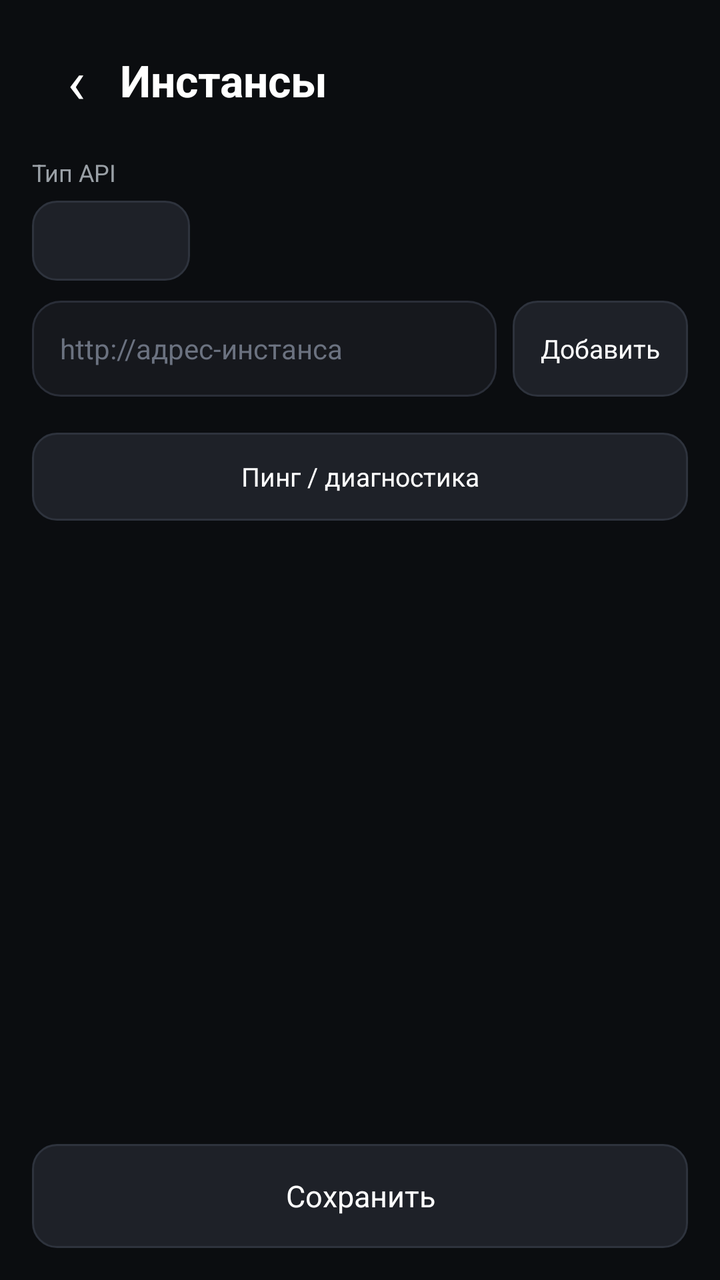
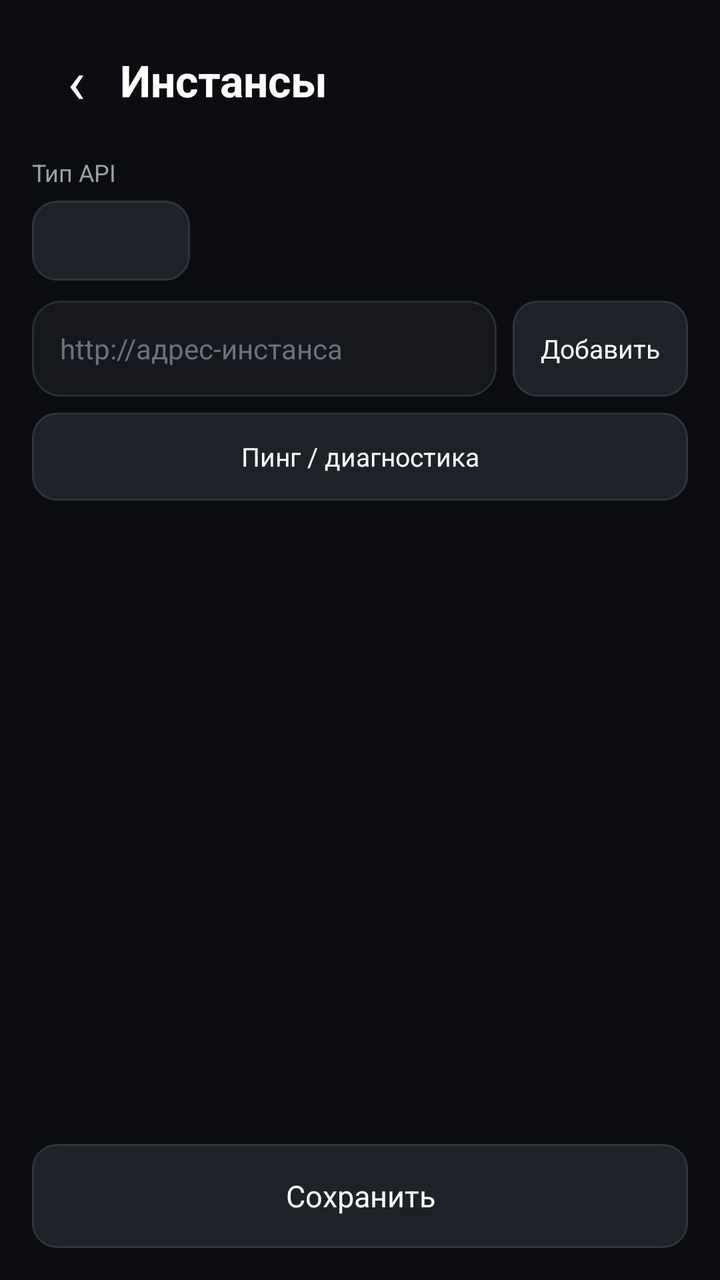

Two renders of the same Android screen: before a commit and after it. Below are the layout's source before the change and the commit's diff.
<!-- AndroidManifest.xml: activity theme ModernTheme -->
<!-- res/layout/activity_modern_instances.xml -->
<?xml version="1.0" encoding="utf-8"?>
<LinearLayout xmlns:android="http://schemas.android.com/apk/res/android"
    android:layout_width="match_parent"
    android:layout_height="match_parent"
    android:orientation="vertical"
    android:background="#0B0D10"
    android:padding="16dp">

    <LinearLayout
        android:layout_width="match_parent"
        android:layout_height="48dp"
        android:orientation="horizontal"
        android:gravity="center_vertical">

        <TextView
            android:id="@+id/modern_inst_back"
            android:layout_width="44dp"
            android:layout_height="match_parent"
            android:gravity="center"
            android:text="‹"
            android:textColor="#FFFFFF"
            android:textSize="30sp"
            android:focusable="true"
            android:clickable="true" />

        <TextView
            android:layout_width="wrap_content"
            android:layout_height="wrap_content"
            android:text="@string/modern_instances_title"
            android:textColor="#FFFFFF"
            android:textSize="22sp"
            android:textStyle="bold" />
    </LinearLayout>

    <TextView
        android:layout_width="match_parent"
        android:layout_height="wrap_content"
        android:layout_marginTop="14dp"
        android:text="@string/modern_instances_type_label"
        android:textColor="#9AA0A6"
        android:textSize="12sp" />

    <LinearLayout
        android:layout_width="match_parent"
        android:layout_height="40dp"
        android:layout_marginTop="6dp"
        android:orientation="horizontal">

        <TextView
            android:id="@+id/modern_inst_tab_0"
            android:layout_width="0dp"
            android:layout_height="40dp"
            android:layout_weight="1"
            android:layout_marginRight="4dp"
            android:background="@drawable/modern_chip_bg"
            android:gravity="center"
            android:singleLine="true"
            android:ellipsize="end"
            android:paddingLeft="3dp"
            android:paddingRight="3dp"
            android:textColor="#FFFFFF"
            android:textSize="11sp"
            android:focusable="true"
            android:clickable="true" />

        <TextView
            android:id="@+id/modern_inst_tab_1"
            android:layout_width="0dp"
            android:layout_height="40dp"
            android:layout_weight="1"
            android:layout_marginRight="4dp"
            android:gravity="center"
            android:singleLine="true"
            android:ellipsize="end"
            android:paddingLeft="3dp"
            android:paddingRight="3dp"
            android:textColor="#9AA0A6"
            android:textSize="11sp"
            android:focusable="true"
            android:clickable="true" />

        <TextView
            android:id="@+id/modern_inst_tab_2"
            android:layout_width="0dp"
            android:layout_height="40dp"
            android:layout_weight="1"
            android:layout_marginRight="4dp"
            android:gravity="center"
            android:singleLine="true"
            android:ellipsize="end"
            android:paddingLeft="3dp"
            android:paddingRight="3dp"
            android:textColor="#9AA0A6"
            android:textSize="11sp"
            android:focusable="true"
            android:clickable="true" />

        <TextView
            android:id="@+id/modern_inst_tab_3"
            android:layout_width="0dp"
            android:layout_height="40dp"
            android:layout_weight="1"
            android:gravity="center"
            android:singleLine="true"
            android:ellipsize="end"
            android:paddingLeft="3dp"
            android:paddingRight="3dp"
            android:textColor="#9AA0A6"
            android:textSize="11sp"
            android:focusable="true"
            android:clickable="true" />
    </LinearLayout>

    <LinearLayout
        android:layout_width="match_parent"
        android:layout_height="wrap_content"
        android:layout_marginTop="10dp"
        android:orientation="horizontal"
        android:gravity="center_vertical">

        <EditText
            android:id="@+id/modern_inst_input"
            android:layout_width="0dp"
            android:layout_height="48dp"
            android:layout_weight="1"
            android:background="@drawable/modern_card_bg"
            android:gravity="center_vertical"
            android:hint="@string/modern_instances_hint"
            android:inputType="textUri"
            android:paddingLeft="14dp"
            android:paddingRight="14dp"
            android:singleLine="true"
            android:textColor="#FFFFFF"
            android:textColorHint="#6B7280"
            android:textSize="14sp" />

        <Button
            android:id="@+id/modern_inst_add"
            android:layout_width="wrap_content"
            android:layout_height="48dp"
            android:layout_marginLeft="8dp"
            android:background="@drawable/modern_chip_bg"
            android:minWidth="0dp"
            android:minHeight="0dp"
            android:paddingLeft="14dp"
            android:paddingRight="14dp"
            android:text="@string/modern_instances_add"
            android:textAllCaps="false"
            android:textColor="#FFFFFF"
            android:textSize="13sp" />
    </LinearLayout>

    <FrameLayout
        android:layout_width="match_parent"
        android:layout_height="0dp"
        android:layout_weight="1"
        android:layout_marginTop="10dp">

        <Button
            android:id="@+id/modern_inst_ping"
            android:layout_width="match_parent"
            android:layout_height="44dp"
            android:layout_marginTop="8dp"
            android:text="Пинг / диагностика"
            android:textColor="#FFFFFF"
            android:textSize="13sp"
            android:textAllCaps="false"
            android:background="@drawable/modern_chip_bg" />

        <TextView
            android:id="@+id/modern_inst_ping_status"
            android:layout_width="match_parent"
            android:layout_height="wrap_content"
            android:layout_marginTop="4dp"
            android:textColor="#9AA0A6"
            android:textSize="12sp" />

        <ScrollView
            android:layout_width="match_parent"
            android:layout_height="match_parent"
            android:fillViewport="true">

            <LinearLayout
                android:id="@+id/modern_inst_list"
                android:layout_width="match_parent"
                android:layout_height="wrap_content"
                android:orientation="vertical" />
        </ScrollView>

        <TextView
            android:id="@+id/modern_inst_empty"
            android:layout_width="wrap_content"
            android:layout_height="wrap_content"
            android:layout_gravity="center"
            android:text="@string/modern_instances_empty"
            android:textColor="#9AA0A6"
            android:textSize="14sp"
            android:visibility="gone" />
    </FrameLayout>

    <Button
        android:id="@+id/modern_inst_save"
        android:layout_width="match_parent"
        android:layout_height="52dp"
        android:layout_marginTop="10dp"
        android:background="@drawable/modern_chip_bg"
        android:text="@string/modern_instances_save"
        android:textAllCaps="false"
        android:textColor="#FFFFFF"
        android:textSize="15sp" />
</LinearLayout>
<!-- resources referenced by this layout -->
<resources>
  <!-- drawable modern_card_bg (drawable) -->
  <?xml version="1.0" encoding="utf-8"?>
  <selector xmlns:android="http://schemas.android.com/apk/res/android">
      <item android:state_focused="true">
          <shape>
              <solid android:color="#20242C" />
              <stroke android:width="2dp" android:color="#E53935" />
              <corners android:radius="14dp" />
          </shape>
      </item>
      <item>
          <shape>
              <solid android:color="#16181D" />
              <stroke android:width="1dp" android:color="#2A2E38" />
              <corners android:radius="14dp" />
          </shape>
      </item>
  </selector>
  <!-- drawable modern_chip_bg (drawable) -->
  <?xml version="1.0" encoding="utf-8"?>
  <selector xmlns:android="http://schemas.android.com/apk/res/android">
      <item android:state_focused="true">
          <shape>
              <solid android:color="#E53935" />
              <corners android:radius="12dp" />
          </shape>
      </item>
      <item>
          <shape>
              <solid android:color="#1E2128" />
              <stroke android:width="1dp" android:color="#2E333D" />
              <corners android:radius="12dp" />
          </shape>
      </item>
  </selector>
  <string name="modern_instances_add">Добавить</string>
  <string name="modern_instances_empty">Список пуст. Добавьте адрес выше.</string>
  <string name="modern_instances_hint">http://адрес-инстанса</string>
  <string name="modern_instances_save">Сохранить</string>
  <string name="modern_instances_title">Инстансы</string>
  <string name="modern_instances_type_label">Тип API</string>
  <style name="ModernTheme" parent="@android:style/Theme.Black.NoTitleBar">
          <item name="android:windowBackground">@color/background</item>
          <item name="android:colorAccent">#E53935</item>
      </style>
  <color name="background">#000</color>
</resources>

<!-- the commit's change to res/layout/activity_modern_instances.xml (unified diff, before → after) -->
@@ -150,12 +150,6 @@
             android:textSize="13sp" />
     </LinearLayout>
 
-    <FrameLayout
-        android:layout_width="match_parent"
-        android:layout_height="0dp"
-        android:layout_weight="1"
-        android:layout_marginTop="10dp">
-
         <Button
             android:id="@+id/modern_inst_ping"
             android:layout_width="match_parent"
@@ -174,6 +168,12 @@
             android:layout_marginTop="4dp"
             android:textColor="#9AA0A6"
             android:textSize="12sp" />
+
+    <FrameLayout
+        android:layout_width="match_parent"
+        android:layout_height="0dp"
+        android:layout_weight="1"
+        android:layout_marginTop="10dp">
 
         <ScrollView
             android:layout_width="match_parent"
